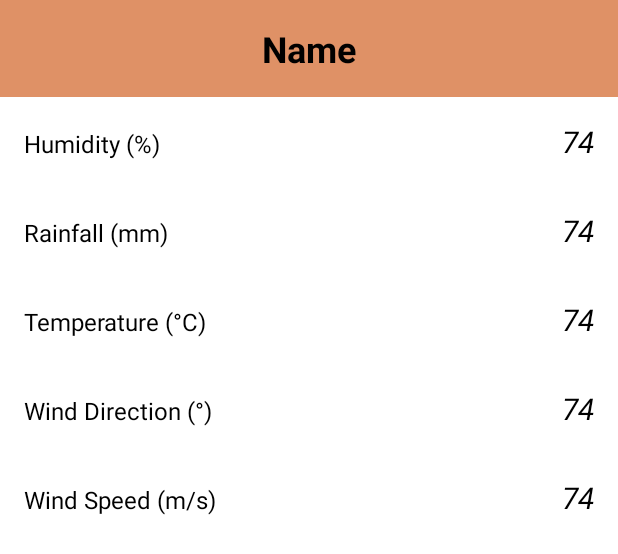
After one commit to danghungabt/sampleproject, an Android app: the layout popup_weather_asset.xml on its own in the app's theme, with its tools: preview values and no code run, on a phone screen of 412 x 824 dp. The commit adds this screen. Shown: the top 554 px of the screen. Run offline under Robolectric (Android 15) with nearby library versions, the phone set to English and light mode, and no system bars; network calls fail.

Commit message:
implement-map-completed

```diff
--- a/app/src/main/AndroidManifest.xml
+++ b/app/src/main/AndroidManifest.xml
@@ -20,7 +20,7 @@
         tools:targetApi="31">
         <meta-data
             android:name="com.google.android.geo.API_KEY"
-            android:value="AIzaSyAEBh5b9Nl3pw1DrIgAnS1VYh06mMJr8yA" />
+            android:value="AIzaSyCbH6T6-S25rTVrbVHWu7rVLpI5VpYcOTo" />
 
         <activity
             android:name=".ContainerActivity"
--- /dev/null
+++ b/app/src/main/res/layout/popup_weather_asset.xml
@@ -0,0 +1,153 @@
+<!-- res/layout/popup_layout.xml -->
+<LinearLayout xmlns:android="http://schemas.android.com/apk/res/android"
+    android:layout_width="match_parent"
+    android:layout_height="wrap_content"
+    android:orientation="vertical"
+    android:background="@color/white">
+
+    <!-- Add your popup content here -->
+    <TextView
+        android:id="@+id/tvName"
+        android:layout_width="match_parent"
+        android:layout_height="wrap_content"
+        android:text="Name"
+        android:padding="16dp"
+        android:textSize="24sp"
+        android:gravity="center"
+        android:textStyle="bold"
+        android:textColor="#000"
+        android:background="@color/bad"/>
+    <LinearLayout
+        android:layout_width="match_parent"
+        android:layout_height="wrap_content"
+        android:orientation="horizontal"
+        android:weightSum="2">
+        <TextView
+            android:layout_width="0dp"
+            android:layout_height="wrap_content"
+            android:text="Humidity (%)"
+            android:padding="16dp"
+            android:textSize="16sp"
+            android:gravity="left"
+            android:textColor="#000"
+            android:layout_weight="1"/>
+        <TextView
+            android:id="@+id/tvHumidity"
+            android:layout_width="0dp"
+            android:layout_height="wrap_content"
+            android:text="74"
+            android:textStyle="italic"
+            android:padding="16dp"
+            android:textSize="20sp"
+            android:gravity="right"
+            android:textColor="#000"
+            android:layout_weight="1"/>
+    </LinearLayout>
+    <LinearLayout
+        android:layout_width="match_parent"
+        android:layout_height="wrap_content"
+        android:orientation="horizontal"
+        android:weightSum="2">
+        <TextView
+            android:layout_width="0dp"
+            android:layout_height="wrap_content"
+            android:text="Rainfall (mm)"
+            android:padding="16dp"
+            android:textSize="16sp"
+            android:gravity="left"
+            android:textColor="#000"
+            android:layout_weight="1"/>
+        <TextView
+            android:id="@+id/tvRainfall"
+            android:layout_width="0dp"
+            android:layout_height="wrap_content"
+            android:text="74"
+            android:textStyle="italic"
+            android:padding="16dp"
+            android:textSize="20sp"
+            android:gravity="right"
+            android:textColor="#000"
+            android:layout_weight="1"/>
+    </LinearLayout>
+    <LinearLayout
+        android:layout_width="match_parent"
+        android:layout_height="wrap_content"
+        android:orientation="horizontal"
+        android:weightSum="2">
+        <TextView
+            android:layout_width="0dp"
+            android:layout_height="wrap_content"
+            android:text="Temperature (°C)"
+            android:padding="16dp"
+            android:textSize="16sp"
+            android:gravity="left"
+            android:textColor="#000"
+            android:layout_weight="1"/>
+        <TextView
+            android:id="@+id/tvTemperature"
+            android:layout_width="0dp"
+            android:layout_height="wrap_content"
+            android:text="74"
+            android:textStyle="italic"
+            android:padding="16dp"
+            android:textSize="20sp"
+            android:gravity="right"
+            android:textColor="#000"
+            android:layout_weight="1"/>
+    </LinearLayout><LinearLayout
+    android:layout_width="match_parent"
+    android:layout_height="wrap_content"
+    android:orientation="horizontal"
+    android:weightSum="2">
+    <TextView
+        android:layout_width="0dp"
+        android:layout_height="wrap_content"
+        android:text="Wind Direction (°)"
+        android:padding="16dp"
+        android:textSize="16sp"
+        android:gravity="left"
+        android:textColor="#000"
+        android:layout_weight="1"/>
+    <TextView
+        android:id="@+id/tvWindDirection"
+        android:layout_width="0dp"
+        android:layout_height="wrap_content"
+        android:text="74"
+        android:textStyle="italic"
+        android:padding="16dp"
+        android:textSize="20sp"
+        android:gravity="right"
+        android:textColor="#000"
+        android:layout_weight="1"/>
+</LinearLayout>
+    <LinearLayout
+        android:layout_width="match_parent"
+        android:layout_height="wrap_content"
+        android:orientation="horizontal"
+        android:weightSum="2">
+        <TextView
+            android:layout_width="0dp"
+            android:layout_height="wrap_content"
+            android:text="Wind Speed (m/s)"
+            android:padding="16dp"
+            android:textSize="16sp"
+            android:gravity="left"
+            android:textColor="#000"
+            android:layout_weight="1"/>
+        <TextView
+            android:id="@+id/tvWindSpeed"
+            android:layout_width="0dp"
+            android:layout_height="wrap_content"
+            android:text="74"
+            android:textStyle="italic"
+            android:padding="16dp"
+            android:textSize="20sp"
+            android:gravity="right"
+            android:textColor="#000"
+            android:layout_weight="1"/>
+    </LinearLayout>
+
+
+    <!-- Add any other views you need -->
+
+</LinearLayout>
```
Also changed, not shown: app/src/main/java/com/example/sampleproject/fragment/HomeFragment.java (+80 -11 lines), app/src/main/res/layout/popup_light_asset.xml (added, +49 -0 lines).
